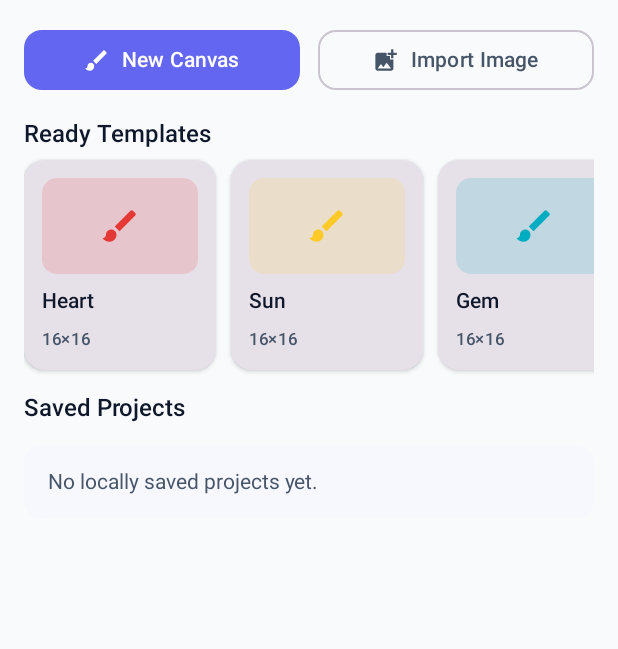
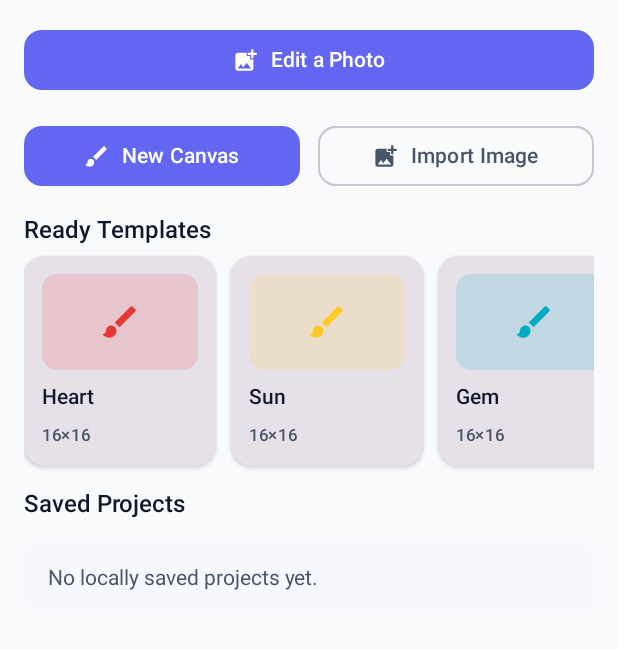
Before and after one commit to siwiblog-lgtm/PixelCraftStudio, an Android app built with Jetpack Compose: the screen it shows after launch (MainActivity), on a phone screen of 412 x 824 dp, the part 96-745 px from its top. Run offline under Robolectric (Android 15) with nearby library versions, the phone set to English and light mode, and no system bars; our stand-ins replace AdMob; 1 statement that could not run was skipped.

Commit message:
Update HomeScreen.kt

```diff
--- a/app/src/main/java/com/pixelcraft/studio/ui/HomeScreen.kt
+++ b/app/src/main/java/com/pixelcraft/studio/ui/HomeScreen.kt
@@ -85,6 +85,7 @@ fun HomeScreen(
     isRtl: Boolean,
     onOpenDocument: (PixelCanvasDocument) -> Unit,
     onOpenSettings: () -> Unit,
+    onOpenPhotoEditor: () -> Unit = {},
     modifier: Modifier = Modifier
 ) {
     val context = LocalContext.current
@@ -163,6 +164,27 @@ fun HomeScreen(
                 contentPadding = PaddingValues(16.dp),
                 verticalArrangement = Arrangement.spacedBy(16.dp)
             ) {
+                // Photo Editor entry
+                item {
+                    Button(
+                        onClick = onOpenPhotoEditor,
+                        modifier = Modifier.fillMaxWidth(),
+                        shape = RoundedCornerShape(12.dp)
+                    ) {
+                        Icon(
+                            imageVector = Icons.Filled.AddPhotoAlternate,
+                            contentDescription = null,
+                            modifier = Modifier.size(18.dp)
+                        )
+                        Spacer(modifier = Modifier.width(8.dp))
+                        Text(
+                            text = stringResource(R.string.photo_editor_entry),
+                            maxLines = 1,
+                            overflow = TextOverflow.Ellipsis
+                        )
+                    }
+                }
+
                 // Primary Actions: New Blank Canvas & Import Image
                 item {
                     Row(
```
